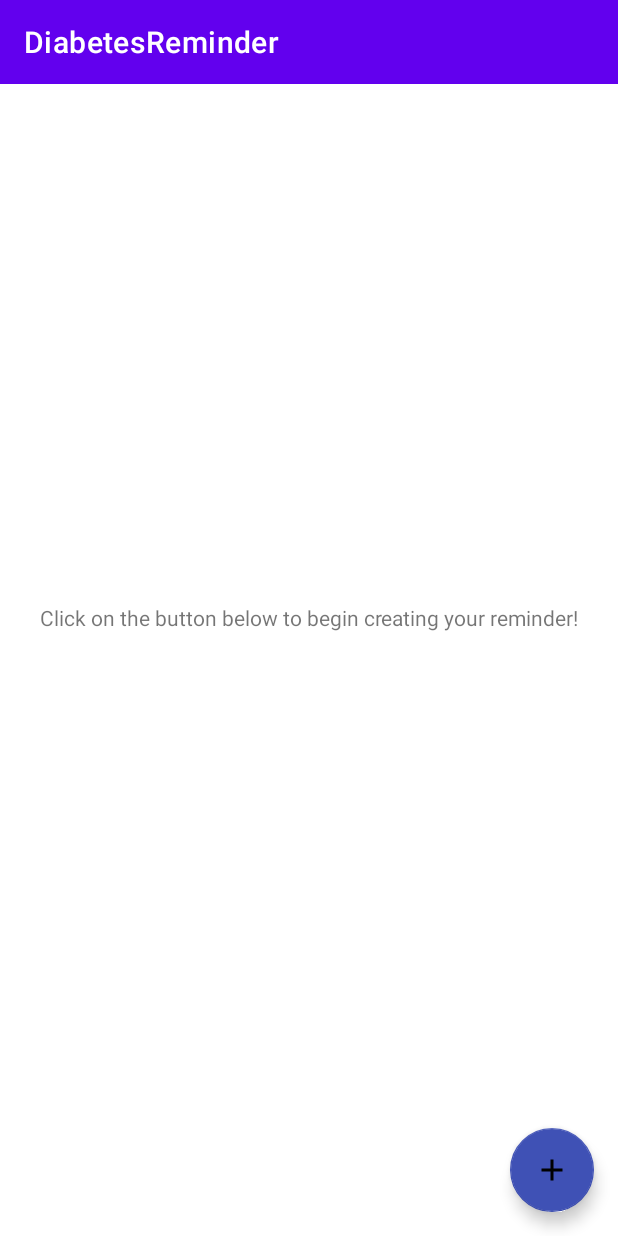
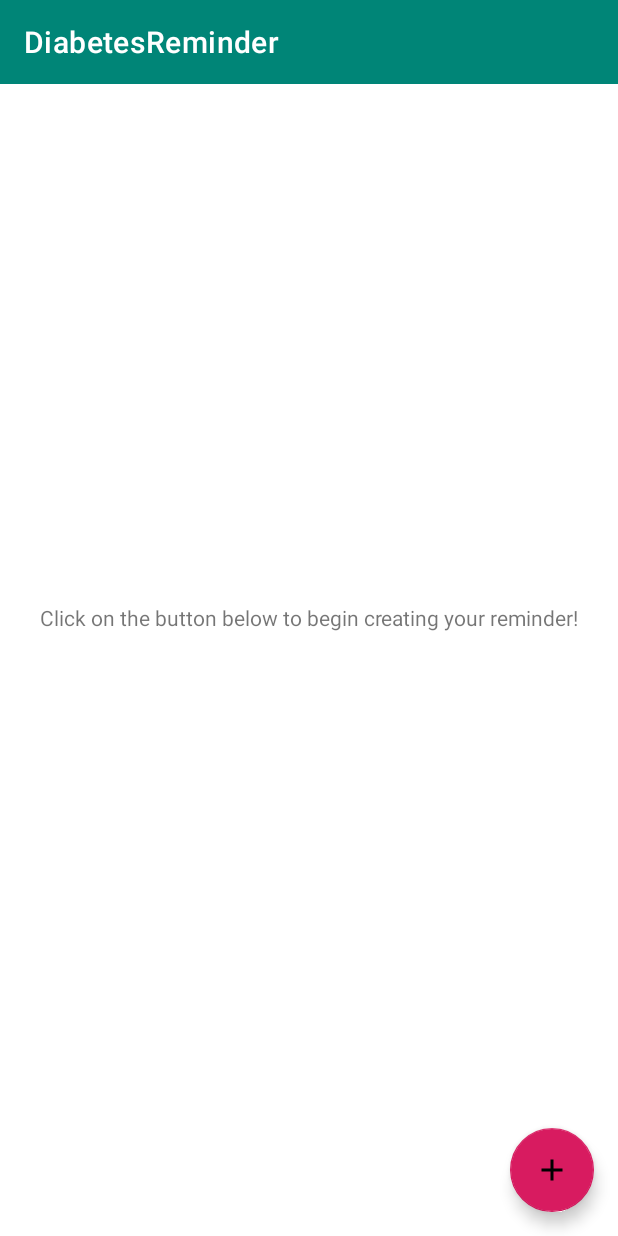
Before and after one commit to JAICHANGPARK/Diabetes_Reminder, an Android app: the screen it shows after launch (HomeActivity), on a phone screen of 412 x 824 dp. Run offline under Robolectric (Android 15) with nearby library versions, the phone set to English and light mode, and no system bars; libraries missing offline, so code that uses them is left out: com.amulyakhare.textdrawable; 1 statement that could not run was skipped.

Commit message:
reminder theme 추가

```diff
--- a/app/src/main/res/layout/activity_home.xml
+++ b/app/src/main/res/layout/activity_home.xml
@@ -55,7 +55,7 @@
         android:layout_alignParentRight="true"
         android:layout_margin="@dimen/fab_margin"
         android:src="@drawable/ic_add"
-        app:backgroundTint="@color/colorPrimary"
+        app:backgroundTint="@color/colorAccent2"
         app:fabSize="normal"/>
 
 </RelativeLayout>
--- a/app/src/main/res/values/colors.xml
+++ b/app/src/main/res/values/colors.xml
@@ -4,4 +4,8 @@
     <color name="colorPrimaryDark">#303F9F</color>
     <color name="colorAccent">#FF4081</color>
     <color name="fab_pressed">#546e7a</color>
+
+    <color name="colorPrimary2">#008577</color>
+    <color name="colorPrimaryDark2">#00574B</color>
+    <color name="colorAccent2">#D81B60</color>
 </resources>
--- a/app/src/main/res/values/styles.xml
+++ b/app/src/main/res/values/styles.xml
@@ -22,6 +22,9 @@
 
     <style name="HomeTheme" parent="Theme.MaterialComponents.Light.NoActionBar">
         <item name="viewInflaterClass">androidx.appcompat.app.AppCompatViewInflater</item>
+        <item name="colorPrimary">@color/colorPrimary2</item>
+        <item name="colorPrimaryDark">@color/colorPrimaryDark2</item>
+        <item name="colorAccent">@color/colorAccent2</item>
     </style>
 
 
```
Also changed, not shown: 1 other file.
